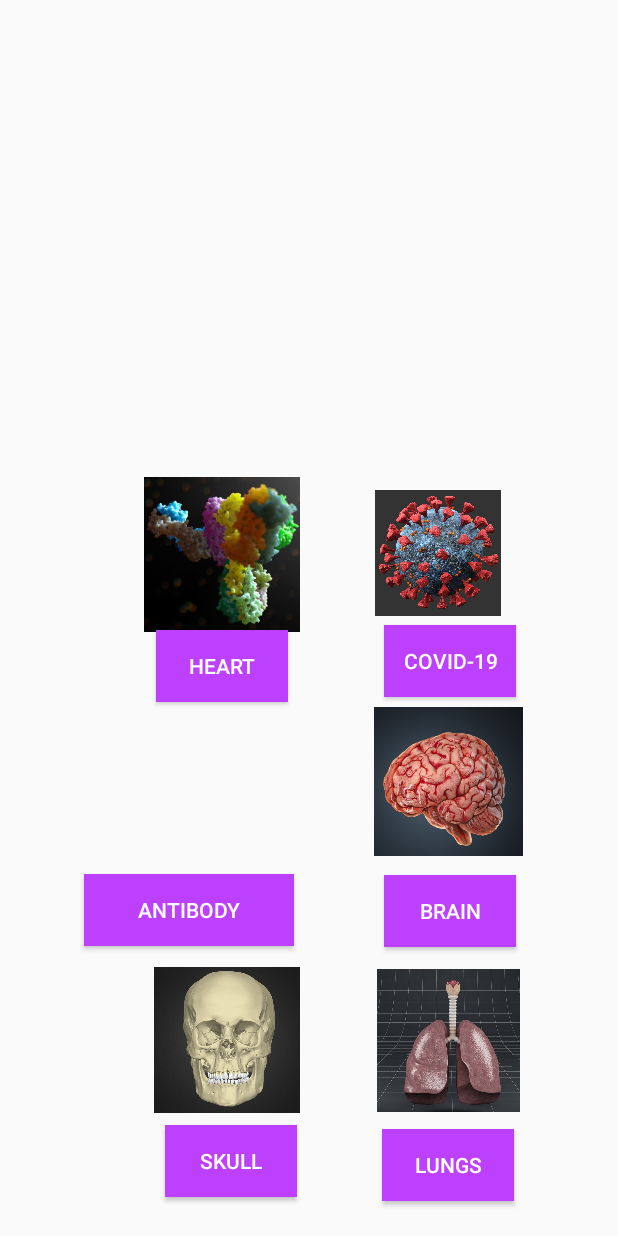
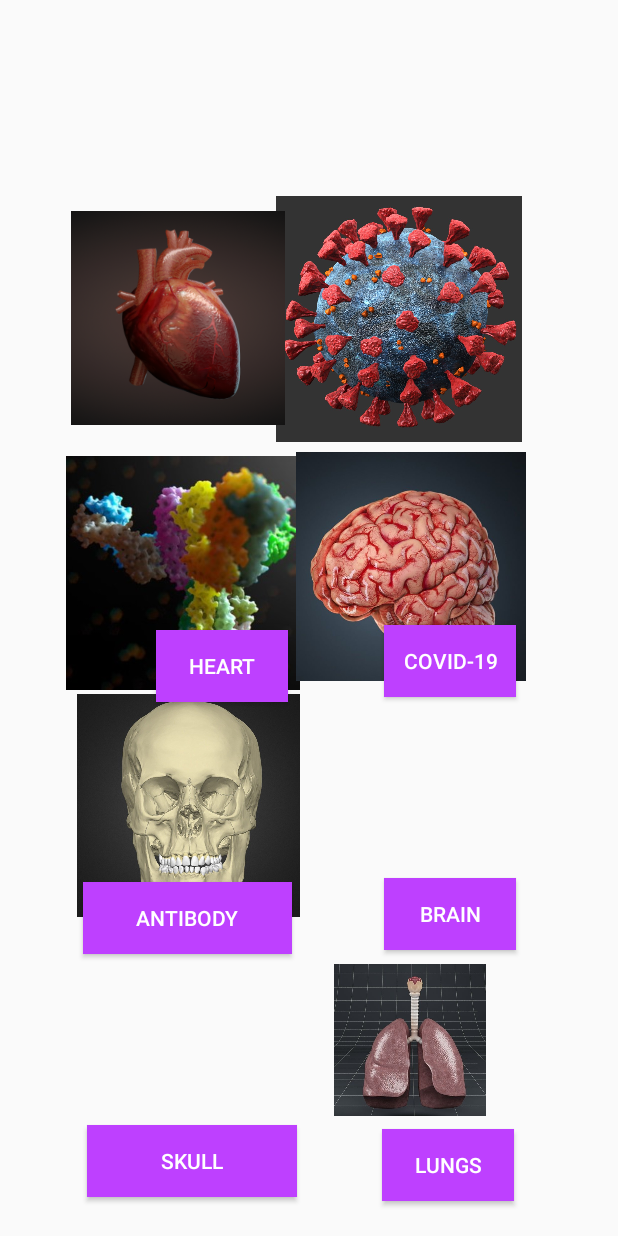
Before and after one commit to lara-ozyegen/ARtIE1.0, an Android app: the layout activity_biology.xml on its own in the app's theme, with its tools: preview values and no code run, on a phone screen of 412 x 824 dp. Run offline under Robolectric (Android 15) with nearby library versions, the phone set to English and light mode, and no system bars.

Commit message:
AppCompatActivity --> Activity

```diff
--- a/app/src/main/java/com/example/artie10/Biology.java
+++ b/app/src/main/java/com/example/artie10/Biology.java
@@ -2,11 +2,12 @@
 
 import androidx.appcompat.app.AppCompatActivity;
 
+import android.app.Activity;
 import android.graphics.Color;
 import android.graphics.drawable.ColorDrawable;
 import android.os.Bundle;
 
-public class Biology extends AppCompatActivity {
+public class Biology extends Activity {
 
     @Override
     protected void onCreate(Bundle savedInstanceState) {
--- a/app/src/main/java/com/example/artie10/Categories.java
+++ b/app/src/main/java/com/example/artie10/Categories.java
@@ -3,6 +3,7 @@
 import androidx.appcompat.app.AppCompatActivity;
 
 import android.app.ActionBar;
+import android.app.Activity;
 import android.content.Intent;
 import android.drm.DrmStore;
 import android.graphics.Color;
@@ -31,7 +32,7 @@
         });
     }
     public void openBiology(){
-        Intent intent = new Intent(this, Biology.class);
+        Intent intent = new Intent(Categories.this, Biology.class);
         startActivity(intent);
     }
 }
--- a/app/src/main/res/layout/activity_biology.xml
+++ b/app/src/main/res/layout/activity_biology.xml
@@ -10,9 +10,15 @@
         android:id="@+id/covid"
         android:layout_width="112dp"
         android:layout_height="84dp"
+        android:layout_alignParentStart="true"
+        android:layout_alignParentLeft="true"
+        android:layout_alignParentTop="true"
         android:layout_alignParentEnd="true"
         android:layout_alignParentRight="true"
         android:layout_alignParentBottom="true"
+        android:layout_marginStart="184dp"
+        android:layout_marginLeft="184dp"
+        android:layout_marginTop="14dp"
         android:layout_marginEnd="64dp"
         android:layout_marginRight="64dp"
         android:layout_marginBottom="413dp"
@@ -22,15 +28,21 @@
         app:layout_constraintStart_toStartOf="parent"
         app:layout_constraintTop_toTopOf="parent"
         app:layout_constraintVertical_bias="0.038"
-        app:srcCompat="@drawable/covid19_icon" />
+        android:src="@drawable/covid19_icon" />
 
     <ImageView
         android:id="@+id/heart"
         android:layout_width="91dp"
         android:layout_height="91dp"
+        android:layout_alignParentStart="true"
+        android:layout_alignParentLeft="true"
+        android:layout_alignParentTop="true"
         android:layout_alignParentEnd="true"
         android:layout_alignParentRight="true"
         android:layout_alignParentBottom="true"
+        android:layout_marginStart="47dp"
+        android:layout_marginLeft="47dp"
+        android:layout_marginTop="10dp"
         android:layout_marginEnd="222dp"
         android:layout_marginRight="222dp"
         android:layout_marginBottom="410dp"
@@ -40,54 +52,67 @@
         app:layout_constraintStart_toStartOf="parent"
         app:layout_constraintTop_toTopOf="parent"
         app:layout_constraintVertical_bias="0.038"
-        app:srcCompat="@drawable/heart_icon" />
+        android:src="@drawable/heart_icon" />
 
     <ImageView
         android:id="@+id/antibody"
         android:layout_width="104dp"
         android:layout_height="123dp"
-        android:layout_above="@+id/skull"
+        android:layout_above="@+id/button9"
+        android:layout_alignParentStart="true"
+        android:layout_alignParentLeft="true"
         android:layout_alignParentTop="true"
         android:layout_alignParentEnd="true"
         android:layout_alignParentRight="true"
+        android:layout_marginStart="44dp"
+        android:layout_marginLeft="44dp"
         android:layout_marginTop="164dp"
         android:layout_marginEnd="212dp"
         android:layout_marginRight="212dp"
-        android:layout_marginBottom="30dp"
+        android:layout_marginBottom="-12dp"
         app:layout_constraintBottom_toBottomOf="parent"
         app:layout_constraintEnd_toEndOf="parent"
         app:layout_constraintHorizontal_bias="0.227"
         app:layout_constraintStart_toStartOf="parent"
         app:layout_constraintTop_toBottomOf="@+id/covid"
         app:layout_constraintVertical_bias="0.0"
-        app:srcCompat="@drawable/antibody_icon" />
+        android:src="@drawable/antibody_icon" />
 
     <ImageView
         android:id="@+id/brain"
         android:layout_width="102dp"
         android:layout_height="99dp"
         android:layout_above="@+id/lungs"
+        android:layout_alignParentStart="true"
+        android:layout_alignParentLeft="true"
+        android:layout_alignParentTop="true"
         android:layout_alignParentEnd="true"
         android:layout_alignParentRight="true"
-        android:layout_marginStart="52dp"
-        android:layout_marginLeft="52dp"
-        android:layout_marginTop="60dp"
-        android:layout_marginEnd="62dp"
-        android:layout_marginRight="62dp"
-        android:layout_marginBottom="72dp"
+        android:layout_marginStart="197dp"
+        android:layout_marginLeft="197dp"
+        android:layout_marginTop="172dp"
+        android:layout_marginEnd="61dp"
+        android:layout_marginRight="61dp"
+        android:layout_marginBottom="59dp"
         app:layout_constraintBottom_toBottomOf="parent"
         app:layout_constraintStart_toEndOf="@+id/antibody"
         app:layout_constraintTop_toBottomOf="@+id/heart"
         app:layout_constraintVertical_bias="0.0"
-        app:srcCompat="@drawable/brain_icon" />
+        android:src="@drawable/brain_icon" />
 
     <ImageView
         android:id="@+id/skull"
         android:layout_width="97dp"
         android:layout_height="175dp"
+        android:layout_alignParentStart="true"
+        android:layout_alignParentLeft="true"
+        android:layout_alignParentTop="true"
         android:layout_alignParentEnd="true"
         android:layout_alignParentRight="true"
         android:layout_alignParentBottom="true"
+        android:layout_marginStart="51dp"
+        android:layout_marginLeft="51dp"
+        android:layout_marginTop="293dp"
         android:layout_marginEnd="212dp"
         android:layout_marginRight="212dp"
         android:layout_marginBottom="43dp"
@@ -95,17 +120,19 @@
         app:layout_constraintEnd_toEndOf="parent"
         app:layout_constraintHorizontal_bias="0.221"
         app:layout_constraintStart_toStartOf="parent"
-        app:srcCompat="@drawable/skull_icon" />
+        android:src="@drawable/skull_icon" />
 
     <ImageView
         android:id="@+id/lungs"
         android:layout_width="95dp"
         android:layout_height="101dp"
+        android:layout_alignParentStart="true"
+        android:layout_alignParentLeft="true"
         android:layout_alignParentEnd="true"
         android:layout_alignParentRight="true"
         android:layout_alignParentBottom="true"
-        android:layout_marginStart="60dp"
-        android:layout_marginLeft="60dp"
+        android:layout_marginStart="200dp"
+        android:layout_marginLeft="200dp"
         android:layout_marginEnd="65dp"
         android:layout_marginRight="65dp"
         android:layout_marginBottom="80dp"
@@ -113,7 +140,7 @@
         app:layout_constraintEnd_toEndOf="parent"
         app:layout_constraintHorizontal_bias="0.0"
         app:layout_constraintStart_toEndOf="@+id/skull"
-        app:srcCompat="@drawable/lungs_icon" />
+        android:src="@drawable/lungs_icon" />
 
     <Button
         android:id="@+id/button7"
@@ -161,11 +188,11 @@
         android:layout_alignParentEnd="true"
         android:layout_alignParentRight="true"
         android:layout_alignParentBottom="true"
-        android:layout_marginStart="56dp"
-        android:layout_marginLeft="56dp"
-        android:layout_marginEnd="216dp"
-        android:layout_marginRight="216dp"
-        android:layout_marginBottom="193dp"
+        android:layout_marginStart="55dp"
+        android:layout_marginLeft="55dp"
+        android:layout_marginEnd="217dp"
+        android:layout_marginRight="217dp"
+        android:layout_marginBottom="188dp"
         android:background="@color/colorMainTheme"
         android:text="ANTIBODY"
         android:textColor="#FFFFFF"
@@ -185,7 +212,7 @@
         android:layout_alignParentRight="true"
         android:layout_marginEnd="68dp"
         android:layout_marginRight="68dp"
-        android:layout_marginBottom="11dp"
+        android:layout_marginBottom="9dp"
         android:background="@color/colorMainTheme"
         android:text="BRAIN"
         android:textColor="#FFFFFF"
@@ -200,9 +227,13 @@
         android:id="@+id/button12"
         android:layout_width="wrap_content"
         android:layout_height="wrap_content"
+        android:layout_alignParentStart="true"
+        android:layout_alignParentLeft="true"
         android:layout_alignParentEnd="true"
         android:layout_alignParentRight="true"
         android:layout_alignParentBottom="true"
+        android:layout_marginStart="58dp"
+        android:layout_marginLeft="58dp"
         android:layout_marginTop="152dp"
         android:layout_marginEnd="214dp"
         android:layout_marginRight="214dp"
```
